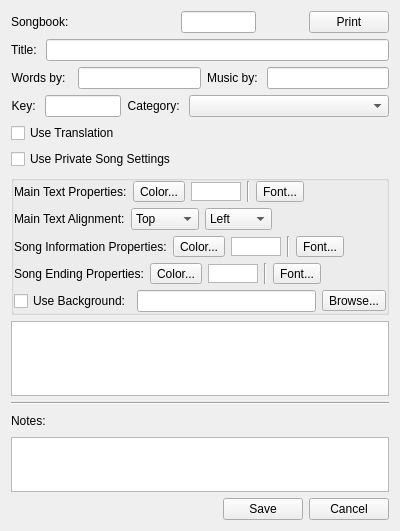
Before: the Qt Designer form src/ui/editwidget.ui in grishio/softprojector, drawn with Qt 5.
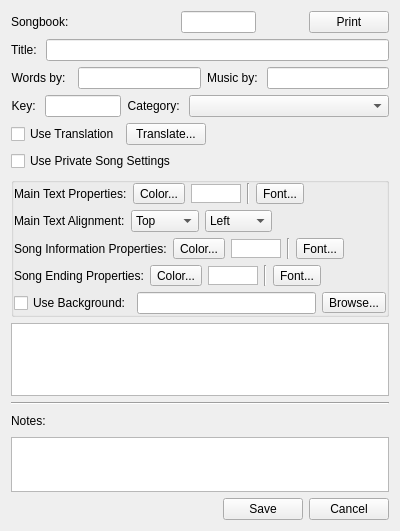
After: the same form once the commit is applied. Icons and pictures are not drawn.

What changed in the file:
```diff
--- a/src/ui/editwidget.ui
+++ b/src/ui/editwidget.ui
@@ -178,6 +178,16 @@
        </property>
       </widget>
      </item>
+     <item>
+      <widget class="QPushButton" name="pushButtonTranslate">
+       <property name="text">
+        <string>Translate...</string>
+       </property>
+       <property name="toolTip">
+        <string>Generate and review a song translation with OpenAI</string>
+       </property>
+      </widget>
+     </item>
      <item>
       <spacer name="horizontalSpacer_9">
        <property name="orientation">
```
